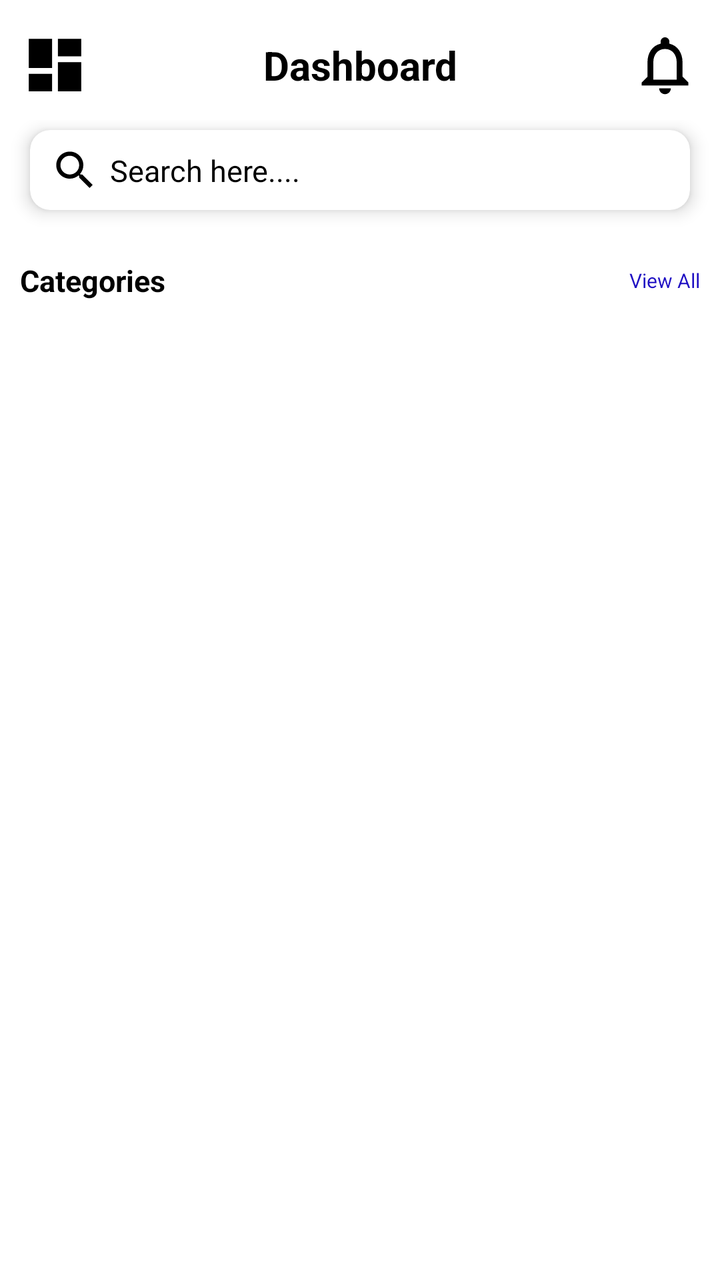
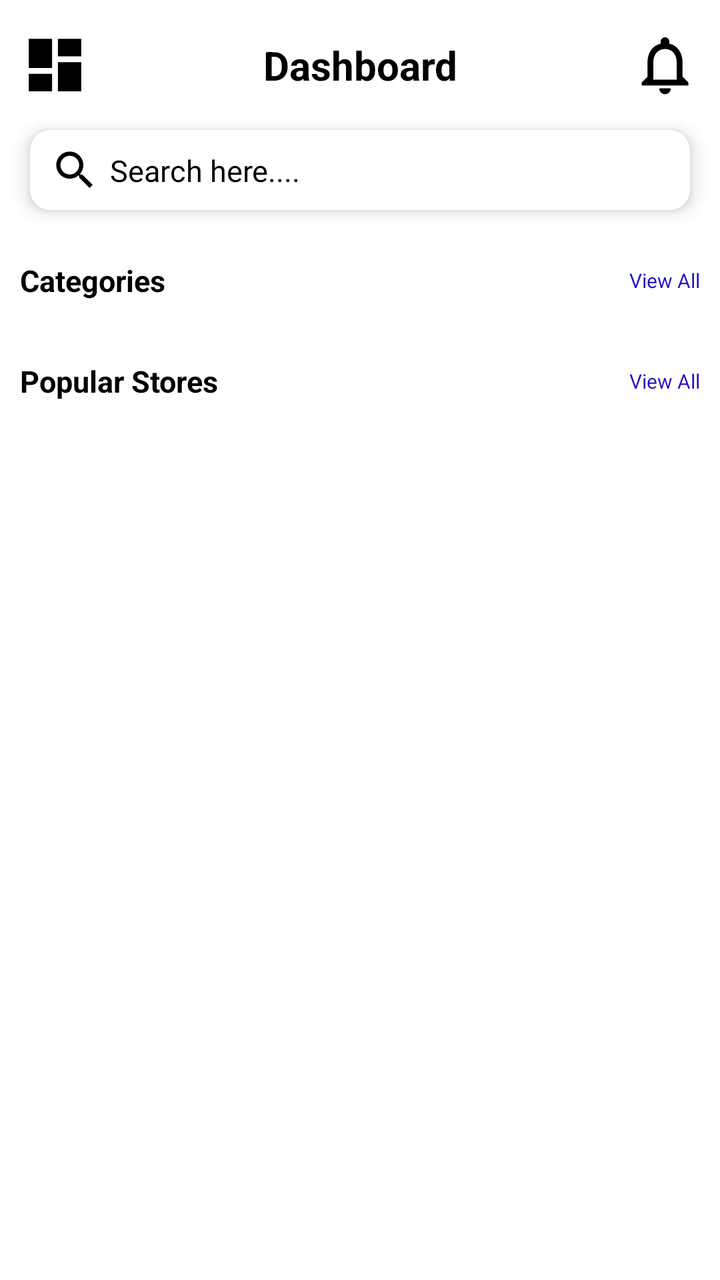

Compare the two renders of this Android layout. The source of the first and the diff that turns it into the second are given below.
<!-- AndroidManifest.xml: application theme Theme.PerkHub -->
<!-- res/layout/fragment_home_screen.xml -->
<?xml version="1.0" encoding="utf-8"?>
<LinearLayout xmlns:android="http://schemas.android.com/apk/res/android"
    xmlns:app="http://schemas.android.com/apk/res-auto"
    xmlns:tools="http://schemas.android.com/tools"
    android:layout_width="match_parent"
    android:layout_height="match_parent"
    android:background="@color/white"
    android:orientation="vertical"
    tools:context=".Screens.Home.HomeScreenFragment">


    <LinearLayout
        android:layout_width="match_parent"
        android:layout_height="wrap_content"
        android:layout_marginTop="@dimen/dp5"
        android:orientation="horizontal"
        android:padding="@dimen/dp10">

        <ImageView
            android:layout_width="@dimen/dp35"
            android:layout_height="@dimen/dp35"
            android:src="@drawable/dashboard_icon" />

        <TextView
            android:layout_width="match_parent"
            android:layout_height="match_parent"
            android:layout_weight="1"
            android:gravity="center"
            android:text="Dashboard"
            android:textColor="@color/black"
            android:textSize="@dimen/sp20"
            android:textStyle="bold" />

        <ImageView
            android:layout_width="@dimen/dp35"
            android:layout_height="@dimen/dp35"
            android:src="@drawable/notifications" />
    </LinearLayout>


    <androidx.core.widget.NestedScrollView
        android:layout_width="match_parent"
        android:layout_height="match_parent">

        <LinearLayout
            android:layout_width="match_parent"
            android:layout_height="match_parent"
            android:background="@color/white"
            android:orientation="vertical">

            <androidx.cardview.widget.CardView
                android:layout_width="match_parent"
                android:layout_height="@dimen/dp40"
                android:layout_marginStart="@dimen/dp15"
                android:layout_marginTop="@dimen/dp5"
                android:layout_marginEnd="@dimen/dp15"
                android:layout_marginBottom="@dimen/dp5"
                app:cardCornerRadius="@dimen/dp10"
                app:cardElevation="@dimen/dp5">

                <LinearLayout
                    android:layout_width="match_parent"
                    android:layout_height="match_parent"
                    android:orientation="horizontal"
                    android:padding="@dimen/dp10">

                    <ImageView
                        android:layout_width="@dimen/dp25"
                        android:layout_height="@dimen/dp25"
                        android:layout_gravity="center_vertical"
                        android:src="@drawable/search" />

                    <TextView
                        android:layout_width="match_parent"
                        android:layout_height="match_parent"
                        android:layout_marginStart="@dimen/dp5"
                        android:text="Search here...."
                        android:textColor="@color/black"
                        android:textSize="@dimen/sp15" />
                </LinearLayout>

            </androidx.cardview.widget.CardView>

            
            <LinearLayout
                android:layout_width="match_parent"
                android:layout_height="wrap_content"
                android:layout_marginTop="@dimen/dp10"
                android:orientation="vertical">

                <LinearLayout
                    android:layout_width="match_parent"
                    android:layout_height="wrap_content"
                    android:orientation="horizontal"
                    android:padding="@dimen/dp10">

                    <TextView
                        android:id="@+id/title"
                        android:layout_width="match_parent"
                        android:layout_height="match_parent"
                        android:layout_weight="1"
                        android:text="Categories"
                        android:textAlignment="textStart"
                        android:textColor="@color/black"
                        android:textSize="@dimen/sp15"
                        android:textStyle="bold" />

                    <TextView
                        android:layout_width="match_parent"
                        android:layout_height="match_parent"
                        android:layout_weight="1"
                        android:gravity="center_vertical|end"
                        android:text="View All"
                        android:textColor="@color/blue"
                        android:textSize="@dimen/sp10" />
                </LinearLayout>

                <androidx.recyclerview.widget.RecyclerView
                    android:id="@+id/categories"
                    android:layout_width="match_parent"
                    android:layout_height="wrap_content"/>
            </LinearLayout>


        </LinearLayout>
    </androidx.core.widget.NestedScrollView>

</LinearLayout>
<!-- resources referenced by this layout -->
<resources>
  <color name="black">#FF000000</color>
  <color name="blue">#1F10C3</color>
  <color name="white">#FFFFFFFF</color>
  <dimen name="dp10">10dp</dimen>
  <dimen name="dp15">15dp</dimen>
  <dimen name="dp25">25dp</dimen>
  <dimen name="dp35">35dp</dimen>
  <dimen name="dp40">40dp</dimen>
  <dimen name="dp5">5dp</dimen>
  <dimen name="sp10">10sp</dimen>
  <dimen name="sp15">15sp</dimen>
  <dimen name="sp20">20sp</dimen>
  <!-- drawable dashboard_icon (drawable) -->
  <vector xmlns:android="http://schemas.android.com/apk/res/android" android:height="24dp" android:tint="#000000" android:viewportHeight="24" android:viewportWidth="24" android:width="24dp">
        
      <path android:fillColor="@android:color/white" android:pathData="M3,13h8L11,3L3,3v10zM3,21h8v-6L3,15v6zM13,21h8L21,11h-8v10zM13,3v6h8L21,3h-8z"/>
      
  </vector>
  <!-- drawable notifications (drawable) -->
  <vector xmlns:android="http://schemas.android.com/apk/res/android" android:height="24dp" android:tint="#000000" android:viewportHeight="24" android:viewportWidth="24" android:width="24dp">
        
      <path android:fillColor="@android:color/white" android:pathData="M12,22c1.1,0 2,-0.9 2,-2h-4c0,1.1 0.9,2 2,2zM18,16v-5c0,-3.07 -1.63,-5.64 -4.5,-6.32L13.5,4c0,-0.83 -0.67,-1.5 -1.5,-1.5s-1.5,0.67 -1.5,1.5v0.68C7.64,5.36 6,7.92 6,11v5l-2,2v1h16v-1l-2,-2zM16,17L8,17v-6c0,-2.48 1.51,-4.5 4,-4.5s4,2.02 4,4.5v6z"/>
      
  </vector>
  <!-- drawable search (drawable) -->
  <vector xmlns:android="http://schemas.android.com/apk/res/android" android:height="24dp" android:tint="#000000" android:viewportHeight="24" android:viewportWidth="24" android:width="24dp">
        
      <path android:fillColor="@android:color/white" android:pathData="M15.5,14h-0.79l-0.28,-0.27C15.41,12.59 16,11.11 16,9.5 16,5.91 13.09,3 9.5,3S3,5.91 3,9.5 5.91,16 9.5,16c1.61,0 3.09,-0.59 4.23,-1.57l0.27,0.28v0.79l5,4.99L20.49,19l-4.99,-5zM9.5,14C7.01,14 5,11.99 5,9.5S7.01,5 9.5,5 14,7.01 14,9.5 11.99,14 9.5,14z"/>
      
  </vector>
  <style name="Theme.PerkHub" parent="Base.Theme.PerkHub" />
  <style name="Base.Theme.PerkHub" parent="Theme.AppCompat.Light.NoActionBar">
          
          
          <item name="android:statusBarColor">@android:color/white</item> 
          <item name="android:windowLightStatusBar">true</item> 
      </style>
</resources>

<!-- the commit's change to res/layout/fragment_home_screen.xml (unified diff, before → after) -->
@@ -121,6 +121,47 @@
                     android:layout_height="wrap_content"/>
             </LinearLayout>
 
+            
+            <LinearLayout
+                android:layout_width="match_parent"
+                android:layout_height="wrap_content"
+                android:layout_marginTop="@dimen/dp10"
+                android:orientation="vertical">
+
+                <LinearLayout
+                    android:layout_width="match_parent"
+                    android:layout_height="wrap_content"
+                    android:orientation="horizontal"
+                    android:padding="@dimen/dp10">
+
+                    <TextView
+                        android:id="@+id/title1"
+                        android:layout_width="match_parent"
+                        android:layout_height="match_parent"
+                        android:layout_weight="1"
+                        android:text="Popular Stores"
+                        android:textAlignment="textStart"
+                        android:textColor="@color/black"
+                        android:textSize="@dimen/sp15"
+                        android:textStyle="bold" />
+
+                    <TextView
+                        android:id="@+id/allPopular"
+                        android:layout_width="match_parent"
+                        android:layout_height="match_parent"
+                        android:layout_weight="1"
+                        android:gravity="center_vertical|end"
+                        android:text="View All"
+                        android:textColor="@color/blue"
+                        android:textSize="@dimen/sp10" />
+                </LinearLayout>
+
+                <androidx.recyclerview.widget.RecyclerView
+                    android:id="@+id/popularstore"
+                    android:layout_width="match_parent"
+                    android:layout_height="wrap_content"/>
+            </LinearLayout>
+
 
         </LinearLayout>
     </androidx.core.widget.NestedScrollView>
